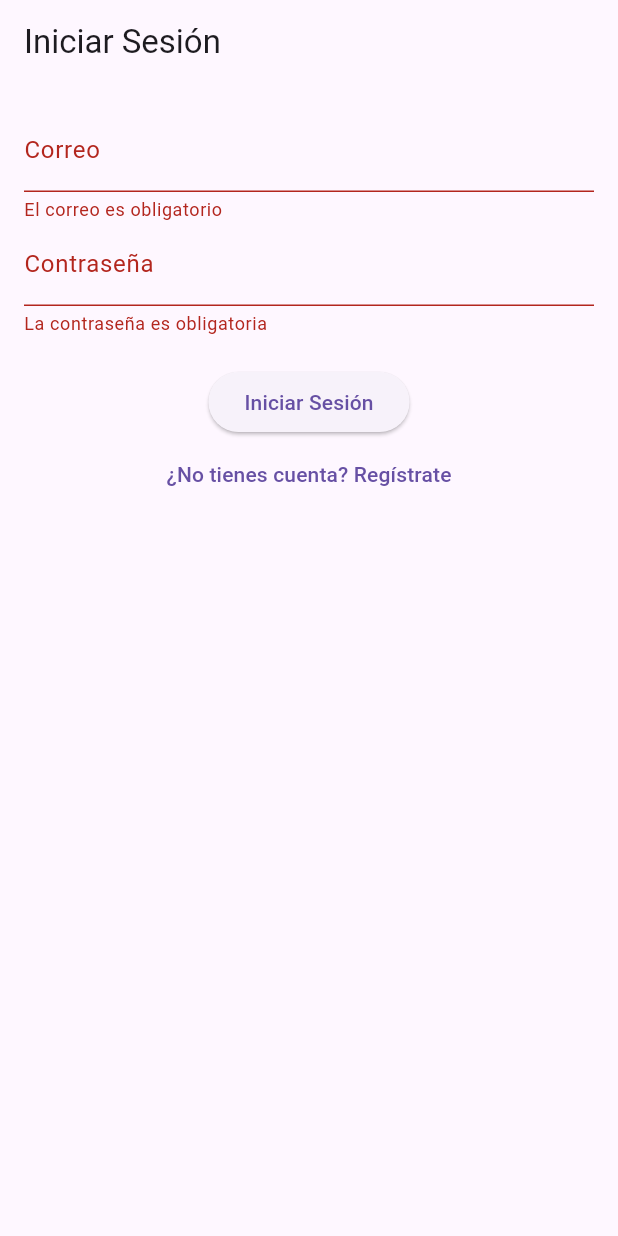
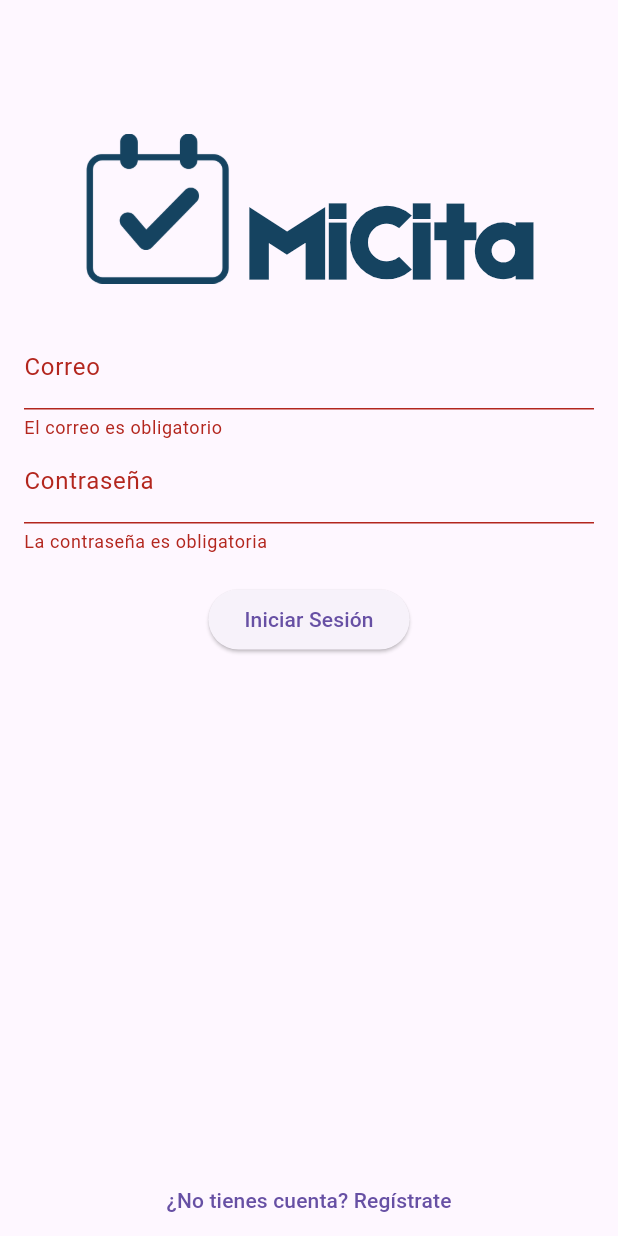
Before and after one commit to JoseMPino/MiCitaFront-Flutter, a Flutter app: the screen it shows after launch, after a tap on "Iniciar Sesión", on a phone screen of 412 x 824 dp. Run offline on Flutter 3.47's test engine with Material 3 defaults, Android fonts, the phone set to English and light mode, and no system bars; our stand-ins replace bloc, dio, equatable, flutter_bloc, get_it, shared_preferences.

Commit message:
Jp- LogoLogin

```diff
--- a/lib/domain/entities/user_entity.dart
+++ b/lib/domain/entities/user_entity.dart
@@ -7,6 +7,7 @@ class UserEntity {
   final String? contrasena;
   final String rol;
   final bool estado;
+  final String? negocioId;
 
   UserEntity({
     this.id,
@@ -17,5 +18,6 @@ class UserEntity {
     this.contrasena,
     required this.rol,
     required this.estado,
+    this.negocioId
   });
 }
--- a/lib/main.dart
+++ b/lib/main.dart
@@ -13,6 +13,7 @@ class MyApp extends StatelessWidget {
   Widget build(BuildContext context) {
     return MaterialApp(
       title: 'MiCita',
+      debugShowCheckedModeBanner: false,
       theme: ThemeData(primarySwatch: Colors.blue, useMaterial3: true),
       onGenerateRoute: AppRouter.generateRoute,
       initialRoute: '/',
--- a/lib/presentation/pages/auth/login/login_form.dart
+++ b/lib/presentation/pages/auth/login/login_form.dart
@@ -29,11 +29,36 @@ class _LoginFormState extends State<LoginForm> {
         }
       },
       child: Padding(
-        padding: const EdgeInsets.all(16.0),
+        padding: const EdgeInsets.only(right: 16, left: 16,top: 5, bottom: 0),
         child: Form(
           key: _formKey,
+          child: Padding(
+            padding: const EdgeInsets.only(top: 0),
             child: Column(
               children: [
+                  Row(
+                mainAxisAlignment: MainAxisAlignment.center,
+                crossAxisAlignment: CrossAxisAlignment.center,
+                children: [
+                  Image.asset(
+                    'assets/images/logoApp.png',
+                    height: 100,
+                  ),
+                  const SizedBox(width: 10),
+                  Padding(
+                    padding: EdgeInsets.only(top: 56),
+                    child: const Text(
+                      'MiCita',
+                      style: TextStyle(
+                        fontFamily: 'EtnaSans',
+                        color: Color(0xFF154360),
+                        fontSize: 70,
+                        fontWeight: FontWeight.bold,
+                      ),
+                    ),
+                  ),
+                ],
+              ),
                 TextFormField(
                   controller: _emailController,
                   decoration: const InputDecoration(labelText: 'Correo'),
@@ -74,6 +99,7 @@ class _LoginFormState extends State<LoginForm> {
                     );
                   },
                 ),
+                Spacer(),
                 TextButton(
                   onPressed: () {
                     Navigator.pushNamed(context, '/register');
@@ -84,6 +110,7 @@ class _LoginFormState extends State<LoginForm> {
             ),
           ),
         ),
+      ),
     );
   }
 }
--- a/lib/presentation/pages/auth/login/login_page.dart
+++ b/lib/presentation/pages/auth/login/login_page.dart
@@ -10,7 +10,7 @@ class LoginPage extends StatelessWidget {
   @override
   Widget build(BuildContext context) {
     return Scaffold(
-      appBar: AppBar(title: const Text('Iniciar Sesión')),
+      appBar: AppBar(title: const Text('')),
       body: BlocProvider(
         create: (context) => getIt<LoginBloc>(),
         child: const LoginForm(),
--- a/lib/presentation/pages/auth/register/register_form.dart
+++ b/lib/presentation/pages/auth/register/register_form.dart
@@ -1,4 +1,3 @@
-// lib/presentation/pages/register/register_form.dart
 import 'package:flutter/material.dart';
 import 'package:flutter_bloc/flutter_bloc.dart';
 import 'package:mi_cita/domain/entities/user_entity.dart';
--- a/lib/presentation/pages/splash/splash_screen.dart
+++ b/lib/presentation/pages/splash/splash_screen.dart
@@ -43,20 +43,23 @@ class _SplashScreenState extends State<SplashScreen>
 
               Row(
                 mainAxisAlignment: MainAxisAlignment.center,
-                crossAxisAlignment: CrossAxisAlignment.end,
+                crossAxisAlignment: CrossAxisAlignment.center,
                 children: [
                   Image.asset(
                     'assets/images/logoApp.png',
                     height: 100,
                   ),
                   const SizedBox(width: 10),
-                  const Text(
+                  Padding(
+                    padding: EdgeInsets.only(top: 56),
+                    child: const Text(
                       'MiCita',
                       style: TextStyle(
                         fontFamily: 'EtnaSans',
                         color: Color(0xFF154360),
                         fontSize: 70,
                         fontWeight: FontWeight.bold,
+                      ),
                     ),
                   ),
                 ],
```
Also changed, not shown: lib/data/repositories/auth_repository_impl.dart (line endings or trailing spaces). Lines whose indentation alone changed are shown as unchanged.
